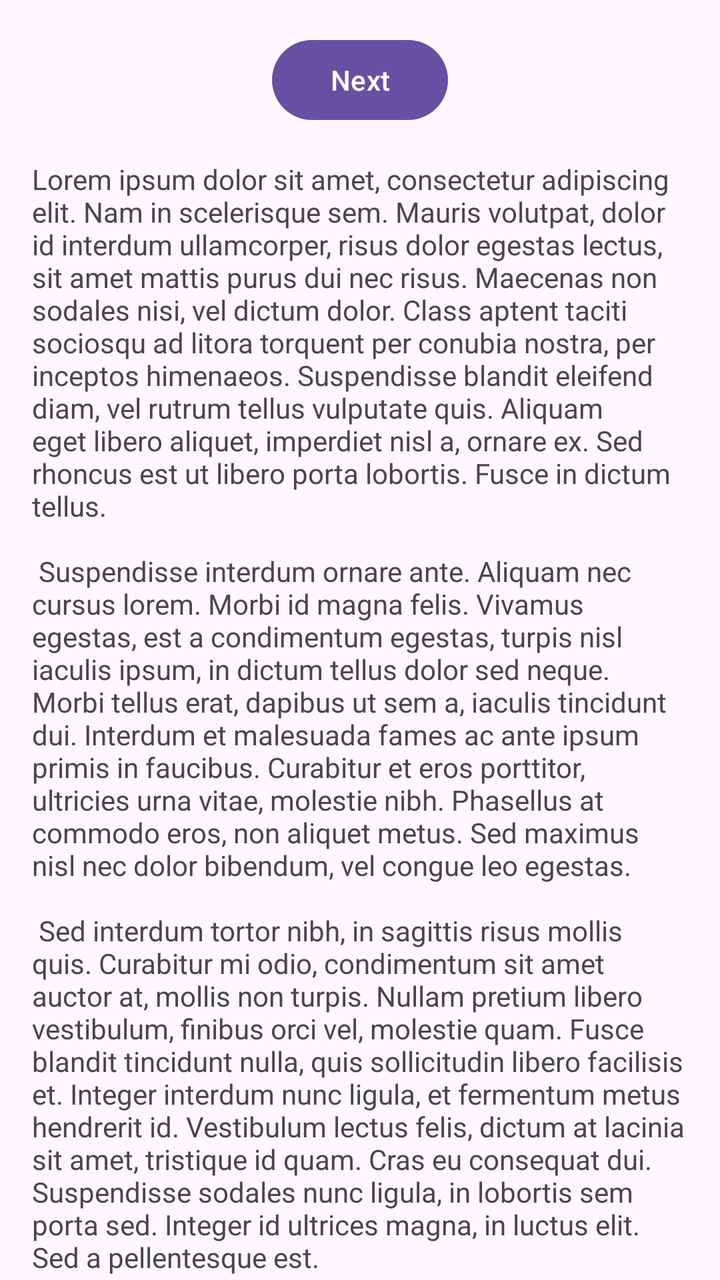
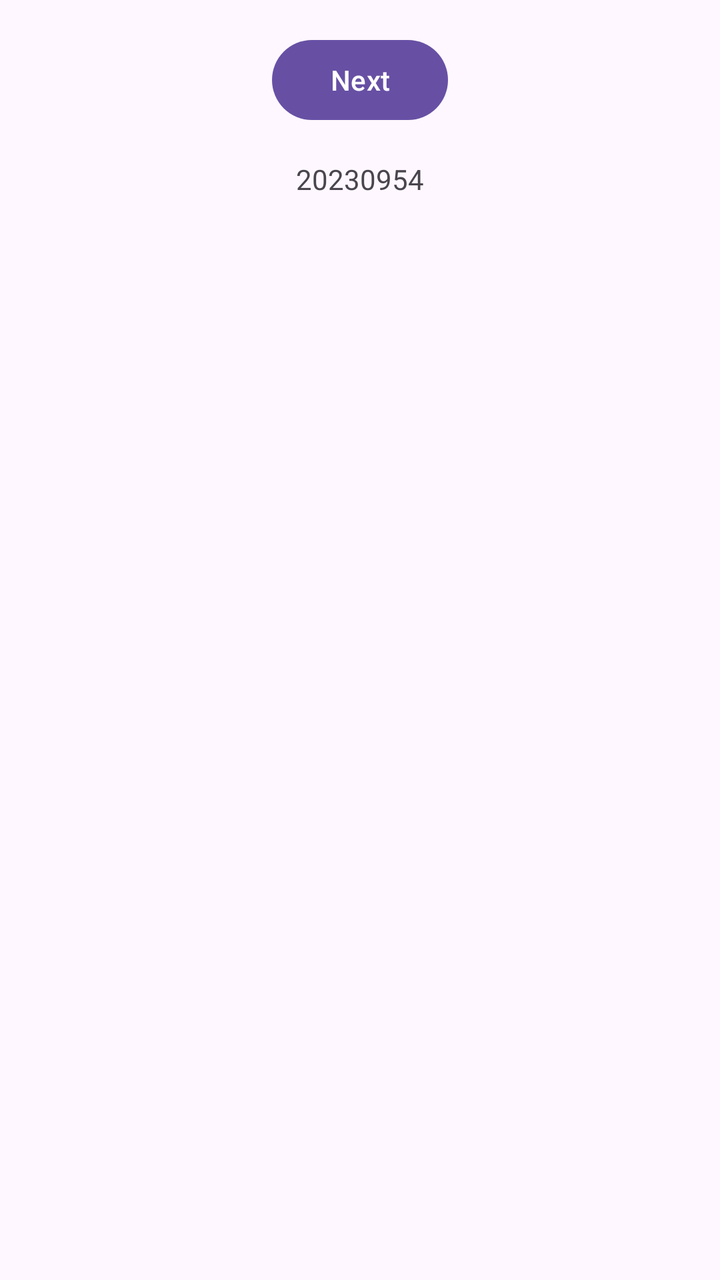

Screens rendered from an Android XML layout before and after an edit, with the pre-edit source and the edit as a unified diff.
<!-- AndroidManifest.xml: application theme Theme._2th -->
<!-- res/layout/fragment_first.xml -->
<?xml version="1.0" encoding="utf-8"?>
<androidx.core.widget.NestedScrollView xmlns:android="http://schemas.android.com/apk/res/android"
    xmlns:app="http://schemas.android.com/apk/res-auto"
    xmlns:tools="http://schemas.android.com/tools"
    android:layout_width="match_parent"
    android:layout_height="match_parent"
    tools:context=".FirstFragment">

    <androidx.constraintlayout.widget.ConstraintLayout
        android:layout_width="match_parent"
        android:layout_height="match_parent"
        android:padding="16dp">

        <Button
            android:id="@+id/button_first"
            android:layout_width="wrap_content"
            android:layout_height="wrap_content"
            android:text="@string/next"
            app:layout_constraintBottom_toTopOf="@id/textview_first"
            app:layout_constraintEnd_toEndOf="parent"
            app:layout_constraintStart_toStartOf="parent"
            app:layout_constraintTop_toTopOf="parent" />

        <TextView
            android:id="@+id/textview_first"
            android:layout_width="wrap_content"
            android:layout_height="wrap_content"
            android:layout_marginTop="16dp"
            android:text="@string/lorem_ipsum"
            app:layout_constraintBottom_toBottomOf="parent"
            app:layout_constraintEnd_toEndOf="parent"
            app:layout_constraintStart_toStartOf="parent"
            app:layout_constraintTop_toBottomOf="@id/button_first" />
    </androidx.constraintlayout.widget.ConstraintLayout>
</androidx.core.widget.NestedScrollView>
<!-- resources referenced by this layout -->
<resources>
  <string name="lorem_ipsum">
          Lorem ipsum dolor sit amet, consectetur adipiscing elit. Nam in scelerisque sem. Mauris
          volutpat, dolor id interdum ullamcorper, risus dolor egestas lectus, sit amet mattis purus
          dui nec risus. Maecenas non sodales nisi, vel dictum dolor. Class aptent taciti sociosqu ad
          litora torquent per conubia nostra, per inceptos himenaeos. Suspendisse blandit eleifend
          diam, vel rutrum tellus vulputate quis. Aliquam eget libero aliquet, imperdiet nisl a,
          ornare ex. Sed rhoncus est ut libero porta lobortis. Fusce in dictum tellus.\n\n
          Suspendisse interdum ornare ante. Aliquam nec cursus lorem. Morbi id magna felis. Vivamus
          egestas, est a condimentum egestas, turpis nisl iaculis ipsum, in dictum tellus dolor sed
          neque. Morbi tellus erat, dapibus ut sem a, iaculis tincidunt dui. Interdum et malesuada
          fames ac ante ipsum primis in faucibus. Curabitur et eros porttitor, ultricies urna vitae,
          molestie nibh. Phasellus at commodo eros, non aliquet metus. Sed maximus nisl nec dolor
          bibendum, vel congue leo egestas.\n\n
          Sed interdum tortor nibh, in sagittis risus mollis quis. Curabitur mi odio, condimentum sit
          amet auctor at, mollis non turpis. Nullam pretium libero vestibulum, finibus orci vel,
          molestie quam. Fusce blandit tincidunt nulla, quis sollicitudin libero facilisis et. Integer
          interdum nunc ligula, et fermentum metus hendrerit id. Vestibulum lectus felis, dictum at
          lacinia sit amet, tristique id quam. Cras eu consequat dui. Suspendisse sodales nunc ligula,
          in lobortis sem porta sed. Integer id ultrices magna, in luctus elit. Sed a pellentesque
          est.\n\n
          Aenean nunc velit, lacinia sed dolor sed, ultrices viverra nulla. Etiam a venenatis nibh.
          Morbi laoreet, tortor sed facilisis varius, nibh orci rhoncus nulla, id elementum leo dui
          non lorem. Nam mollis ipsum quis auctor varius. Quisque elementum eu libero sed commodo. In
          eros nisl, imperdiet vel imperdiet et, scelerisque a mauris. Pellentesque varius ex nunc,
          quis imperdiet eros placerat ac. Duis finibus orci et est auctor tincidunt. Sed non viverra
          ipsum. Nunc quis augue egestas, cursus lorem at, molestie sem. Morbi a consectetur ipsum, a
          placerat diam. Etiam vulputate dignissim convallis. Integer faucibus mauris sit amet finibus
          convallis.\n\n
          Phasellus in aliquet mi. Pellentesque habitant morbi tristique senectus et netus et
          malesuada fames ac turpis egestas. In volutpat arcu ut felis sagittis, in finibus massa
          gravida. Pellentesque id tellus orci. Integer dictum, lorem sed efficitur ullamcorper,
          libero justo consectetur ipsum, in mollis nisl ex sed nisl. Donec maximus ullamcorper
          sodales. Praesent bibendum rhoncus tellus nec feugiat. In a ornare nulla. Donec rhoncus
          libero vel nunc consequat, quis tincidunt nisl eleifend. Cras bibendum enim a justo luctus
          vestibulum. Fusce dictum libero quis erat maximus, vitae volutpat diam dignissim.
      </string>
  <string name="next">Next</string>
  <style name="Theme._2th" parent="Base.Theme._2th" />
  <style name="Base.Theme._2th" parent="Theme.Material3.DayNight.NoActionBar">
          
          
      </style>
</resources>

<!-- the commit's change to res/layout/fragment_first.xml (unified diff, before → after) -->
@@ -26,7 +26,7 @@
             android:layout_width="wrap_content"
             android:layout_height="wrap_content"
             android:layout_marginTop="16dp"
-            android:text="@string/lorem_ipsum"
+            android:text="20230954"
             app:layout_constraintBottom_toBottomOf="parent"
             app:layout_constraintEnd_toEndOf="parent"
             app:layout_constraintStart_toStartOf="parent"
<!-- resource entries referenced after the edit -->
@@ -1,41 +1,5 @@
 <!-- resources referenced by this layout -->
 <resources>
-  <string name="lorem_ipsum">
-          Lorem ipsum dolor sit amet, consectetur adipiscing elit. Nam in scelerisque sem. Mauris
-          volutpat, dolor id interdum ullamcorper, risus dolor egestas lectus, sit amet mattis purus
-          dui nec risus. Maecenas non sodales nisi, vel dictum dolor. Class aptent taciti sociosqu ad
-          litora torquent per conubia nostra, per inceptos himenaeos. Suspendisse blandit eleifend
-          diam, vel rutrum tellus vulputate quis. Aliquam eget libero aliquet, imperdiet nisl a,
-          ornare ex. Sed rhoncus est ut libero porta lobortis. Fusce in dictum tellus.\n\n
-          Suspendisse interdum ornare ante. Aliquam nec cursus lorem. Morbi id magna felis. Vivamus
-          egestas, est a condimentum egestas, turpis nisl iaculis ipsum, in dictum tellus dolor sed
-          neque. Morbi tellus erat, dapibus ut sem a, iaculis tincidunt dui. Interdum et malesuada
-          fames ac ante ipsum primis in faucibus. Curabitur et eros porttitor, ultricies urna vitae,
-          molestie nibh. Phasellus at commodo eros, non aliquet metus. Sed maximus nisl nec dolor
-          bibendum, vel congue leo egestas.\n\n
-          Sed interdum tortor nibh, in sagittis risus mollis quis. Curabitur mi odio, condimentum sit
-          amet auctor at, mollis non turpis. Nullam pretium libero vestibulum, finibus orci vel,
-          molestie quam. Fusce blandit tincidunt nulla, quis sollicitudin libero facilisis et. Integer
-          interdum nunc ligula, et fermentum metus hendrerit id. Vestibulum lectus felis, dictum at
-          lacinia sit amet, tristique id quam. Cras eu consequat dui. Suspendisse sodales nunc ligula,
-          in lobortis sem porta sed. Integer id ultrices magna, in luctus elit. Sed a pellentesque
-          est.\n\n
-          Aenean nunc velit, lacinia sed dolor sed, ultrices viverra nulla. Etiam a venenatis nibh.
-          Morbi laoreet, tortor sed facilisis varius, nibh orci rhoncus nulla, id elementum leo dui
-          non lorem. Nam mollis ipsum quis auctor varius. Quisque elementum eu libero sed commodo. In
-          eros nisl, imperdiet vel imperdiet et, scelerisque a mauris. Pellentesque varius ex nunc,
-          quis imperdiet eros placerat ac. Duis finibus orci et est auctor tincidunt. Sed non viverra
-          ipsum. Nunc quis augue egestas, cursus lorem at, molestie sem. Morbi a consectetur ipsum, a
-          placerat diam. Etiam vulputate dignissim convallis. Integer faucibus mauris sit amet finibus
-          convallis.\n\n
-          Phasellus in aliquet mi. Pellentesque habitant morbi tristique senectus et netus et
-          malesuada fames ac turpis egestas. In volutpat arcu ut felis sagittis, in finibus massa
-          gravida. Pellentesque id tellus orci. Integer dictum, lorem sed efficitur ullamcorper,
-          libero justo consectetur ipsum, in mollis nisl ex sed nisl. Donec maximus ullamcorper
-          sodales. Praesent bibendum rhoncus tellus nec feugiat. In a ornare nulla. Donec rhoncus
-          libero vel nunc consequat, quis tincidunt nisl eleifend. Cras bibendum enim a justo luctus
-          vestibulum. Fusce dictum libero quis erat maximus, vitae volutpat diam dignissim.
-      </string>
   <string name="next">Next</string>
   <style name="Theme._2th" parent="Base.Theme._2th" />
   <style name="Base.Theme._2th" parent="Theme.Material3.DayNight.NoActionBar">
